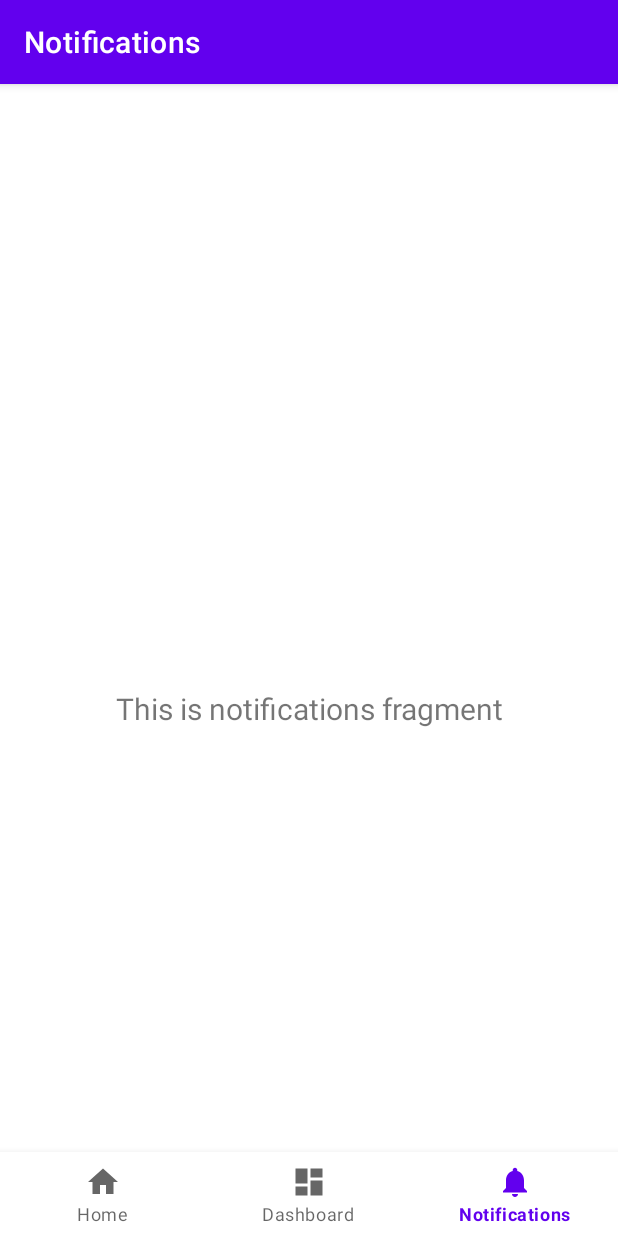
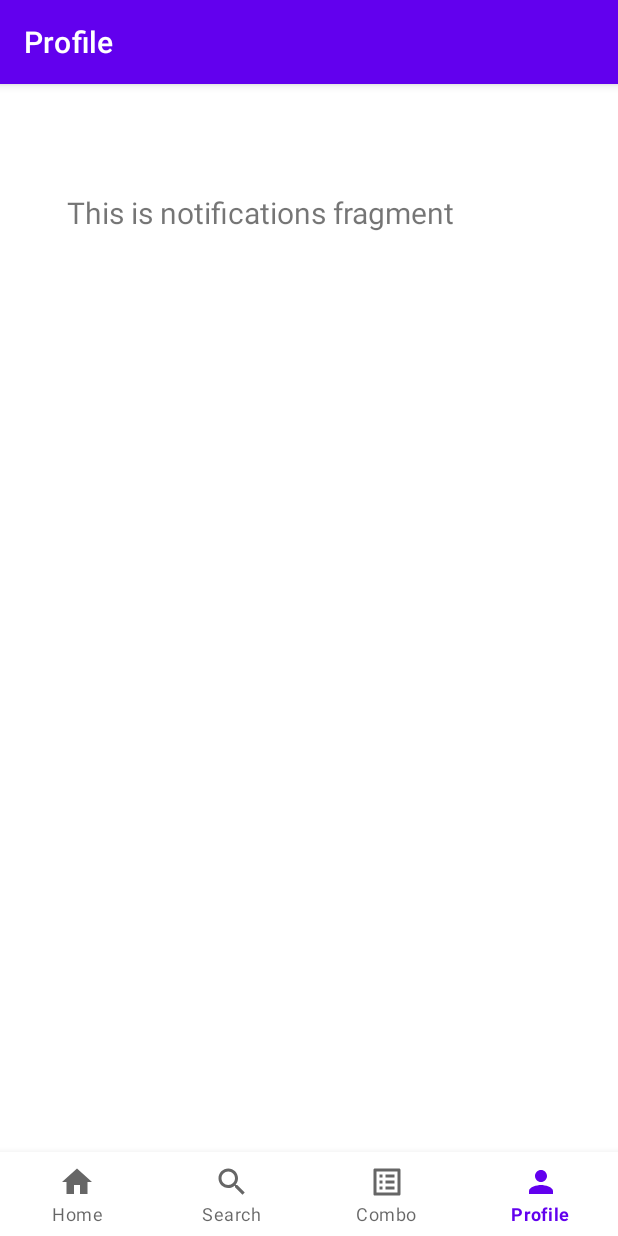
Before and after one commit to yuhongz12/foodalgorithms-android, an Android app: the ProfileFragment screen opened through its navigation route, on a phone screen of 412 x 824 dp. Run offline under Robolectric (Android 15) with nearby library versions, the phone set to English and light mode, and no system bars; our stand-ins replace navigation-ui.

Commit message:
renamed fragments to home, search, combo, and profile

```diff
--- a/app/build.gradle
+++ b/app/build.gradle
@@ -1,5 +1,6 @@
 plugins {
     id 'com.android.application'
+    id 'org.jetbrains.kotlin.android' version '1.8.10'
 }
 
 android {
@@ -40,6 +41,7 @@ dependencies {
     implementation 'androidx.lifecycle:lifecycle-viewmodel-ktx:2.6.1'
     implementation 'androidx.navigation:navigation-fragment:2.6.0'
     implementation 'androidx.navigation:navigation-ui:2.6.0'
+    implementation 'androidx.legacy:legacy-support-v4:1.0.0'
     testImplementation 'junit:junit:4.13.2'
     androidTestImplementation 'androidx.test.ext:junit:1.1.5'
     androidTestImplementation 'androidx.test.espresso:espresso-core:3.5.1'
--- a/app/src/main/java/com/example/foodalgorithms/MainActivity.java
+++ b/app/src/main/java/com/example/foodalgorithms/MainActivity.java
@@ -27,7 +27,7 @@ public class MainActivity extends AppCompatActivity {
         // Passing each menu ID as a set of Ids because each
         // menu should be considered as top level destinations.
         AppBarConfiguration appBarConfiguration = new AppBarConfiguration.Builder(
-                R.id.navigation_home, R.id.navigation_dashboard, R.id.navigation_notifications)
+                R.id.navigation_home, R.id.navigation_search, R.id.navigation_search,R.id.navigation_combo,R.id.navigation_notifications)
                 .build();
         NavController navController = Navigation.findNavController(this, R.id.nav_host_fragment_activity_main);
         NavigationUI.setupActionBarWithNavController(this, navController, appBarConfiguration);
--- /dev/null
+++ b/app/src/main/java/com/example/foodalgorithms/ui/combo/ComboFragment.java
@@ -0,0 +1,38 @@
+package com.example.foodalgorithms.ui.combo;
+
+import androidx.lifecycle.ViewModelProvider;
+
+import android.os.Bundle;
+
+import androidx.annotation.NonNull;
+import androidx.annotation.Nullable;
+import androidx.fragment.app.Fragment;
+
+import android.view.LayoutInflater;
+import android.view.View;
+import android.view.ViewGroup;
+
+import com.example.foodalgorithms.R;
+
+public class ComboFragment extends Fragment {
+
+    private ComboViewModel mViewModel;
+
+    public static ComboFragment newInstance() {
+        return new ComboFragment();
+    }
+
+    @Override
+    public View onCreateView(@NonNull LayoutInflater inflater, @Nullable ViewGroup container,
+                             @Nullable Bundle savedInstanceState) {
+        return inflater.inflate(R.layout.fragment_combo, container, false);
+    }
+
+    @Override
+    public void onActivityCreated(@Nullable Bundle savedInstanceState) {
+        super.onActivityCreated(savedInstanceState);
+        mViewModel = new ViewModelProvider(this).get(ComboViewModel.class);
+        // TODO: Use the ViewModel
+    }
+
+}
--- /dev/null
+++ b/app/src/main/java/com/example/foodalgorithms/ui/combo/ComboViewModel.java
@@ -0,0 +1,7 @@
+package com.example.foodalgorithms.ui.combo;
+
+import androidx.lifecycle.ViewModel;
+
+public class ComboViewModel extends ViewModel {
+    // TODO: Implement the ViewModel
+}
--- a/app/src/main/java/com/example/foodalgorithms/ui/notifications/NotificationsFragment.java
+++ b/app/src/main/java/com/example/foodalgorithms/ui/profile/ProfileFragment.java
@@ -1,4 +1,4 @@
-package com.example.foodalgorithms.ui.notifications;
+package com.example.foodalgorithms.ui.profile;
 
 import android.os.Bundle;
 import android.view.LayoutInflater;
@@ -10,22 +10,22 @@ import androidx.annotation.NonNull;
 import androidx.fragment.app.Fragment;
 import androidx.lifecycle.ViewModelProvider;
 
-import com.example.foodalgorithms.databinding.FragmentNotificationsBinding;
+import com.example.foodalgorithms.databinding.FragmentProfileBinding;
 
-public class NotificationsFragment extends Fragment {
+public class ProfileFragment extends Fragment {
 
-    private FragmentNotificationsBinding binding;
+    private FragmentProfileBinding binding;
 
     public View onCreateView(@NonNull LayoutInflater inflater,
                              ViewGroup container, Bundle savedInstanceState) {
-        NotificationsViewModel notificationsViewModel =
-                new ViewModelProvider(this).get(NotificationsViewModel.class);
+        ProfileViewModel profileViewModel =
+                new ViewModelProvider(this).get(ProfileViewModel.class);
 
-        binding = FragmentNotificationsBinding.inflate(inflater, container, false);
+        binding = FragmentProfileBinding.inflate(inflater, container, false);
         View root = binding.getRoot();
 
         final TextView textView = binding.textNotifications;
-        notificationsViewModel.getText().observe(getViewLifecycleOwner(), textView::setText);
+        profileViewModel.getText().observe(getViewLifecycleOwner(), textView::setText);
         return root;
     }
 
--- a/app/src/main/java/com/example/foodalgorithms/ui/notifications/NotificationsViewModel.java
+++ b/app/src/main/java/com/example/foodalgorithms/ui/profile/ProfileViewModel.java
@@ -1,14 +1,14 @@
-package com.example.foodalgorithms.ui.notifications;
+package com.example.foodalgorithms.ui.profile;
 
 import androidx.lifecycle.LiveData;
 import androidx.lifecycle.MutableLiveData;
 import androidx.lifecycle.ViewModel;
 
-public class NotificationsViewModel extends ViewModel {
+public class ProfileViewModel extends ViewModel {
 
     private final MutableLiveData<String> mText;
 
-    public NotificationsViewModel() {
+    public ProfileViewModel() {
         mText = new MutableLiveData<>();
         mText.setValue("This is notifications fragment");
     }
--- a/app/src/main/java/com/example/foodalgorithms/ui/dashboard/DashboardFragment.java
+++ b/app/src/main/java/com/example/foodalgorithms/ui/search/SearchFragment.java
@@ -1,4 +1,4 @@
-package com.example.foodalgorithms.ui.dashboard;
+package com.example.foodalgorithms.ui.search;
 
 import android.os.Bundle;
 import android.view.LayoutInflater;
@@ -10,22 +10,22 @@ import androidx.annotation.NonNull;
 import androidx.fragment.app.Fragment;
 import androidx.lifecycle.ViewModelProvider;
 
-import com.example.foodalgorithms.databinding.FragmentDashboardBinding;
+import com.example.foodalgorithms.databinding.FragmentSearchBinding;
 
-public class DashboardFragment extends Fragment {
+public class SearchFragment extends Fragment {
 
-    private FragmentDashboardBinding binding;
+    private FragmentSearchBinding binding;
 
     public View onCreateView(@NonNull LayoutInflater inflater,
                              ViewGroup container, Bundle savedInstanceState) {
-        DashboardViewModel dashboardViewModel =
-                new ViewModelProvider(this).get(DashboardViewModel.class);
+        SearchViewModel searchViewModel =
+                new ViewModelProvider(this).get(SearchViewModel.class);
 
-        binding = FragmentDashboardBinding.inflate(inflater, container, false);
+        binding = FragmentSearchBinding.inflate(inflater, container, false);
         View root = binding.getRoot();
 
         final TextView textView = binding.textDashboard;
-        dashboardViewModel.getText().observe(getViewLifecycleOwner(), textView::setText);
+        searchViewModel.getText().observe(getViewLifecycleOwner(), textView::setText);
         return root;
     }
 
--- a/app/src/main/java/com/example/foodalgorithms/ui/dashboard/DashboardViewModel.java
+++ b/app/src/main/java/com/example/foodalgorithms/ui/search/SearchViewModel.java
@@ -1,14 +1,14 @@
-package com.example.foodalgorithms.ui.dashboard;
+package com.example.foodalgorithms.ui.search;
 
 import androidx.lifecycle.LiveData;
 import androidx.lifecycle.MutableLiveData;
 import androidx.lifecycle.ViewModel;
 
-public class DashboardViewModel extends ViewModel {
+public class SearchViewModel extends ViewModel {
 
     private final MutableLiveData<String> mText;
 
-    public DashboardViewModel() {
+    public SearchViewModel() {
         mText = new MutableLiveData<>();
         mText.setValue("This is dashboard fragment");
     }
--- /dev/null
+++ b/app/src/main/res/drawable/baseline_list_alt_24.xml
@@ -0,0 +1,5 @@
+<vector android:autoMirrored="true" android:height="24dp"
+    android:tint="#000000" android:viewportHeight="24"
+    android:viewportWidth="24" android:width="24dp" xmlns:android="http://schemas.android.com/apk/res/android">
+    <path android:fillColor="@android:color/white" android:pathData="M19,5v14L5,19L5,5h14m1.1,-2L3.9,3c-0.5,0 -0.9,0.4 -0.9,0.9v16.2c0,0.4 0.4,0.9 0.9,0.9h16.2c0.4,0 0.9,-0.5 0.9,-0.9L21,3.9c0,-0.5 -0.5,-0.9 -0.9,-0.9zM11,7h6v2h-6L11,7zM11,11h6v2h-6v-2zM11,15h6v2h-6zM7,7h2v2L7,9zM7,11h2v2L7,13zM7,15h2v2L7,17z"/>
+</vector>
--- /dev/null
+++ b/app/src/main/res/drawable/baseline_person_24.xml
@@ -0,0 +1,5 @@
+<vector android:height="24dp" android:tint="#000000"
+    android:viewportHeight="24" android:viewportWidth="24"
+    android:width="24dp" xmlns:android="http://schemas.android.com/apk/res/android">
+    <path android:fillColor="@android:color/white" android:pathData="M12,12c2.21,0 4,-1.79 4,-4s-1.79,-4 -4,-4 -4,1.79 -4,4 1.79,4 4,4zM12,14c-2.67,0 -8,1.34 -8,4v2h16v-2c0,-2.66 -5.33,-4 -8,-4z"/>
+</vector>
--- /dev/null
+++ b/app/src/main/res/drawable/baseline_search_24.xml
@@ -0,0 +1,5 @@
+<vector android:height="24dp" android:tint="#000000"
+    android:viewportHeight="24" android:viewportWidth="24"
+    android:width="24dp" xmlns:android="http://schemas.android.com/apk/res/android">
+    <path android:fillColor="@android:color/white" android:pathData="M15.5,14h-0.79l-0.28,-0.27C15.41,12.59 16,11.11 16,9.5 16,5.91 13.09,3 9.5,3S3,5.91 3,9.5 5.91,16 9.5,16c1.61,0 3.09,-0.59 4.23,-1.57l0.27,0.28v0.79l5,4.99L20.49,19l-4.99,-5zM9.5,14C7.01,14 5,11.99 5,9.5S7.01,5 9.5,5 14,7.01 14,9.5 11.99,14 9.5,14z"/>
+</vector>
--- a/app/src/main/res/layout/activity_main.xml
+++ b/app/src/main/res/layout/activity_main.xml
@@ -16,6 +16,7 @@
         app:layout_constraintBottom_toBottomOf="parent"
         app:layout_constraintLeft_toLeftOf="parent"
         app:layout_constraintRight_toRightOf="parent"
+        app:labelVisibilityMode="labeled"
         app:menu="@menu/bottom_nav_menu" />
 
     <fragment
--- /dev/null
+++ b/app/src/main/res/layout/fragment_combo.xml
@@ -0,0 +1,13 @@
+<?xml version="1.0" encoding="utf-8"?>
+<FrameLayout xmlns:android="http://schemas.android.com/apk/res/android"
+    xmlns:tools="http://schemas.android.com/tools"
+    android:layout_width="match_parent"
+    android:layout_height="match_parent"
+    tools:context=".ui.combo.ComboFragment">
+
+    <TextView
+        android:layout_width="match_parent"
+        android:layout_height="match_parent"
+        android:text="Hello" />
+
+</FrameLayout>
--- a/app/src/main/res/layout/fragment_notifications.xml
+++ /dev/null
@@ -1,22 +0,0 @@
-<?xml version="1.0" encoding="utf-8"?>
-<androidx.constraintlayout.widget.ConstraintLayout xmlns:android="http://schemas.android.com/apk/res/android"
-    xmlns:app="http://schemas.android.com/apk/res-auto"
-    xmlns:tools="http://schemas.android.com/tools"
-    android:layout_width="match_parent"
-    android:layout_height="match_parent"
-    tools:context=".ui.notifications.NotificationsFragment">
-
-    <TextView
-        android:id="@+id/text_notifications"
-        android:layout_width="match_parent"
-        android:layout_height="wrap_content"
-        android:layout_marginStart="8dp"
-        android:layout_marginTop="8dp"
-        android:layout_marginEnd="8dp"
-        android:textAlignment="center"
-        android:textSize="20sp"
-        app:layout_constraintBottom_toBottomOf="parent"
-        app:layout_constraintEnd_toEndOf="parent"
-        app:layout_constraintStart_toStartOf="parent"
-        app:layout_constraintTop_toTopOf="parent" />
-</androidx.constraintlayout.widget.ConstraintLayout>
--- /dev/null
+++ b/app/src/main/res/layout/fragment_profile.xml
@@ -0,0 +1,54 @@
+<?xml version="1.0" encoding="utf-8"?>
+<androidx.constraintlayout.widget.ConstraintLayout xmlns:android="http://schemas.android.com/apk/res/android"
+    xmlns:app="http://schemas.android.com/apk/res-auto"
+    xmlns:tools="http://schemas.android.com/tools"
+    android:layout_width="match_parent"
+    android:layout_height="match_parent"
+    tools:context=".ui.profile.ProfileFragment">
+
+    <TextView
+        android:id="@+id/text_notifications"
+        android:layout_width="283dp"
+        android:layout_height="43dp"
+        android:layout_marginStart="32dp"
+        android:layout_marginTop="16dp"
+        android:textAlignment="center"
+        android:textSize="20sp"
+        app:layout_constraintStart_toStartOf="parent"
+        app:layout_constraintTop_toTopOf="parent" />
+
+    <TextView
+        android:id="@+id/text_notifications3"
+        android:layout_width="283dp"
+        android:layout_height="43dp"
+        android:layout_marginStart="44dp"
+        android:layout_marginTop="188dp"
+        android:textAlignment="center"
+        android:textSize="20sp"
+        app:layout_constraintStart_toStartOf="parent"
+        app:layout_constraintTop_toTopOf="parent" />
+
+    <TextView
+        android:id="@+id/text_notifications2"
+        android:layout_width="283dp"
+        android:layout_height="43dp"
+        android:layout_marginStart="32dp"
+        android:layout_marginTop="84dp"
+        android:textAlignment="center"
+        android:textSize="20sp"
+        app:layout_constraintStart_toStartOf="parent"
+        app:layout_constraintTop_toTopOf="parent" />
+
+    <ScrollView
+        android:layout_width="409dp"
+        android:layout_height="498dp"
+        tools:layout_editor_absoluteX="1dp"
+        tools:layout_editor_absoluteY="232dp">
+
+        <LinearLayout
+            android:layout_width="match_parent"
+            android:layout_height="wrap_content"
+            android:orientation="vertical" />
+    </ScrollView>
+
+</androidx.constraintlayout.widget.ConstraintLayout>
--- a/app/src/main/res/layout/fragment_dashboard.xml
+++ b/app/src/main/res/layout/fragment_search.xml
@@ -4,7 +4,7 @@
     xmlns:tools="http://schemas.android.com/tools"
     android:layout_width="match_parent"
     android:layout_height="match_parent"
-    tools:context=".ui.dashboard.DashboardFragment">
+    tools:context=".ui.search.SearchFragment">
 
     <TextView
         android:id="@+id/text_dashboard"
--- a/app/src/main/res/menu/bottom_nav_menu.xml
+++ b/app/src/main/res/menu/bottom_nav_menu.xml
@@ -7,13 +7,18 @@
         android:title="@string/title_home" />
 
     <item
-        android:id="@+id/navigation_dashboard"
-        android:icon="@drawable/ic_dashboard_black_24dp"
-        android:title="@string/title_dashboard" />
+        android:id="@+id/navigation_search"
+        android:icon="@drawable/baseline_search_24"
+        android:title="@string/title_search" />
+
+    <item
+        android:id="@+id/navigation_combo"
+        android:icon="@drawable/baseline_list_alt_24"
+        android:title="@string/title_combo" />
 
     <item
         android:id="@+id/navigation_notifications"
-        android:icon="@drawable/ic_notifications_black_24dp"
-        android:title="@string/title_notifications" />
+        android:icon="@drawable/baseline_person_24"
+        android:title="@string/title_profile" />
 
 </menu>
--- a/app/src/main/res/navigation/mobile_navigation.xml
+++ b/app/src/main/res/navigation/mobile_navigation.xml
@@ -12,14 +12,20 @@
         tools:layout="@layout/fragment_home" />
 
     <fragment
-        android:id="@+id/navigation_dashboard"
-        android:name="com.example.foodalgorithms.ui.dashboard.DashboardFragment"
-        android:label="@string/title_dashboard"
-        tools:layout="@layout/fragment_dashboard" />
+        android:id="@+id/navigation_search"
+        android:name="com.example.foodalgorithms.ui.search.SearchFragment"
+        android:label="@string/title_search"
+        tools:layout="@layout/fragment_search" />
+
+    <fragment
+        android:id="@+id/navigation_combo"
+        android:name="com.example.foodalgorithms.ui.combo.ComboFragment"
+        android:label="@string/title_combo"
+        tools:layout="@layout/fragment_combo" />
 
     <fragment
         android:id="@+id/navigation_notifications"
-        android:name="com.example.foodalgorithms.ui.notifications.NotificationsFragment"
-        android:label="@string/title_notifications"
-        tools:layout="@layout/fragment_notifications" />
+        android:name="com.example.foodalgorithms.ui.profile.ProfileFragment"
+        android:label="@string/title_profile"
+        tools:layout="@layout/fragment_profile" />
 </navigation>
--- a/app/src/main/res/values/strings.xml
+++ b/app/src/main/res/values/strings.xml
@@ -1,6 +1,7 @@
 <resources>
     <string name="app_name">FoodAlgorithms</string>
     <string name="title_home">Home</string>
-    <string name="title_dashboard">Dashboard</string>
-    <string name="title_notifications">Notifications</string>
+    <string name="title_search">Search</string>
+    <string name="title_combo">Combo</string>
+    <string name="title_profile">Profile</string>
 </resources>
```
